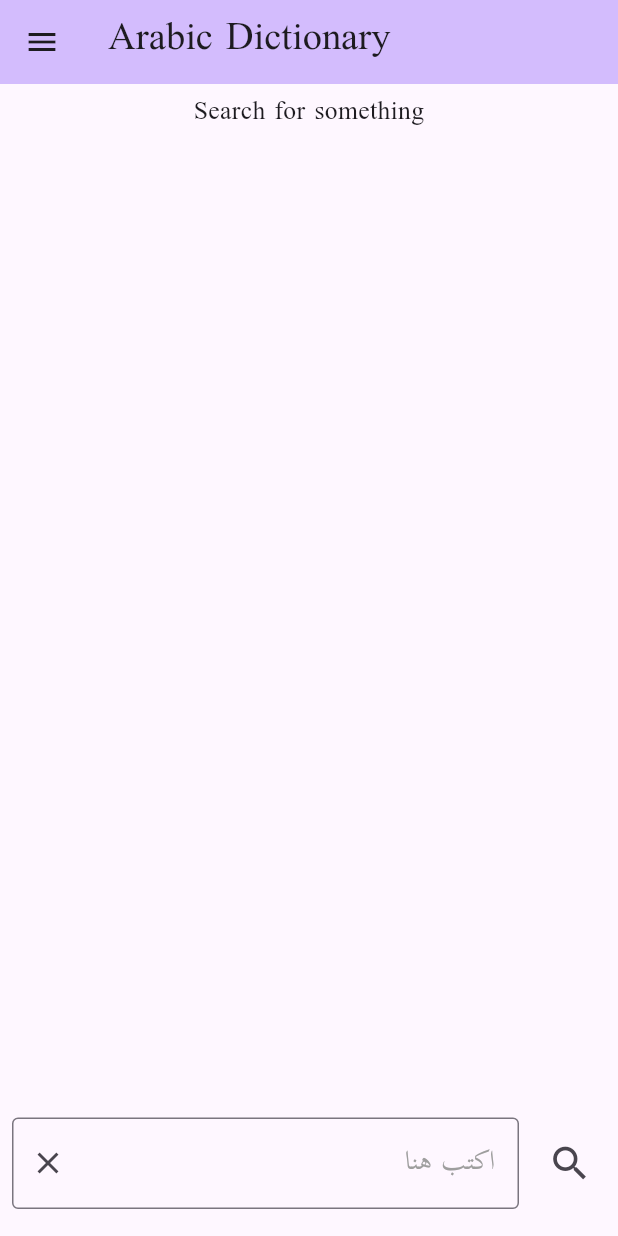
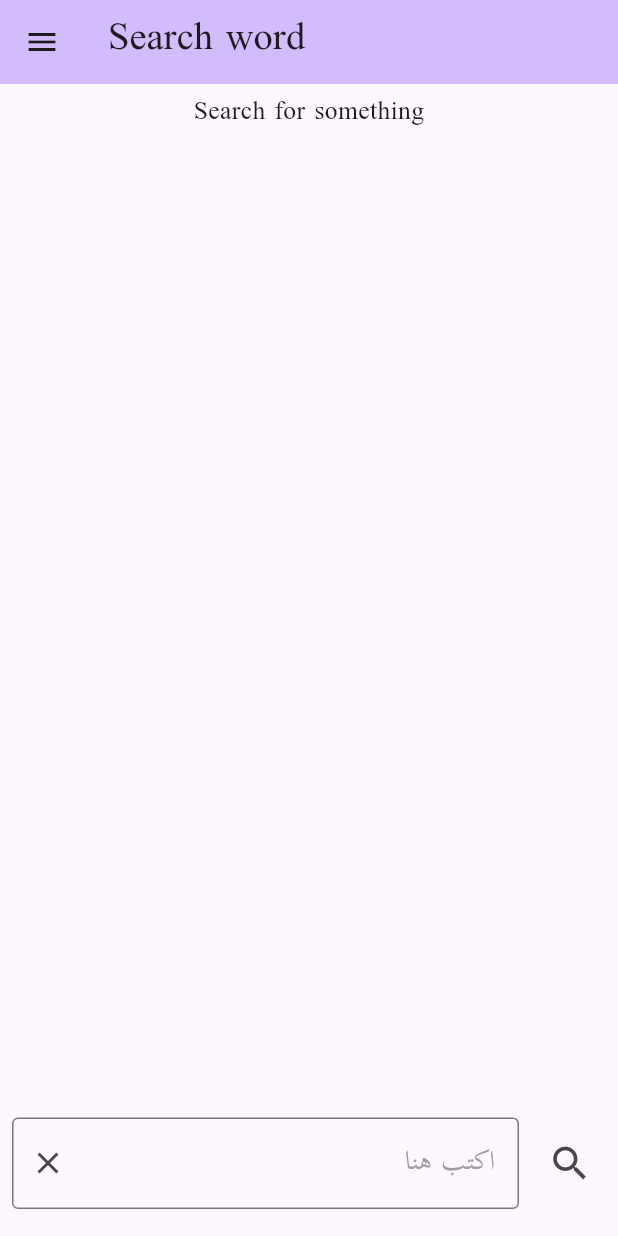
Before and after one commit to wizsk/arabic_dictionary, a Flutter app: the screen it shows after launch, on a phone screen of 412 x 824 dp. Run offline on Flutter 3.47's test engine with Material 3 defaults, Android fonts, the phone set to English and light mode, and no system bars.

Commit message:
peregrapth mode! indication

```diff
--- a/lib/main.dart
+++ b/lib/main.dart
@@ -7,6 +7,9 @@ import 'package:flutter/gestures.dart';
 const paddingLTR = 8.0;
 const paddingB = 18.0;
 const fontFam = 'Kitab';
+
+const searchWordTEXT = 'Search word';
+const readerModeTEXT = 'Reader Mode';
 
 final currentTheme = ValueNotifier<ThemeMode>(ThemeMode.system);
 
@@ -24,7 +27,7 @@ class MyApp extends StatelessWidget {
         valueListenable: currentTheme,
         builder: (BuildContext context, ThemeMode th, Widget? child) {
           return MaterialApp(
-            title: 'Arabic Dictionary',
+            title: 'Arabic to English Dictionay',
             // TODO: Learn more about theme maybe and improve it :?
             theme: ThemeData(
               colorScheme: ColorScheme.fromSeed(seedColor: Colors.deepPurple),
@@ -71,6 +74,8 @@ class _MyHomePageState extends State<MyHomePage> {
   final inputControler = TextEditingController();
   final dict = Dictionary();
   final bkmrk = Bookmark();
+
+  String currentModeAppbarTittle = searchWordTEXT;
 
   bool _wordSearchMode = true;
   bool _diableInput = false;
@@ -206,7 +211,7 @@ class _MyHomePageState extends State<MyHomePage> {
     return Scaffold(
       appBar: AppBar(
         backgroundColor: Theme.of(context).colorScheme.inversePrimary,
-        title: Text(widget.title),
+        title: Text(currentModeAppbarTittle),
       ),
       body: Padding(
         // padding: const EdgeInsets.all(8.0),
@@ -351,9 +356,12 @@ class _MyHomePageState extends State<MyHomePage> {
             ),
             ListTile(
               leading: Icon(Icons.text_fields_sharp),
-              title: Text(_wordSearchMode ? 'Word mode' : 'Peragrapth mode'),
+              title: Text(
+                  'Mode: ${_wordSearchMode ? searchWordTEXT : readerModeTEXT}'),
               onTap: () {
                 setState(() {
+                  currentModeAppbarTittle =
+                      _wordSearchMode ? readerModeTEXT : searchWordTEXT;
                   inputControler.clear();
                   _wordSearchMode = !_wordSearchMode;
                   _diableInput = false;
```
